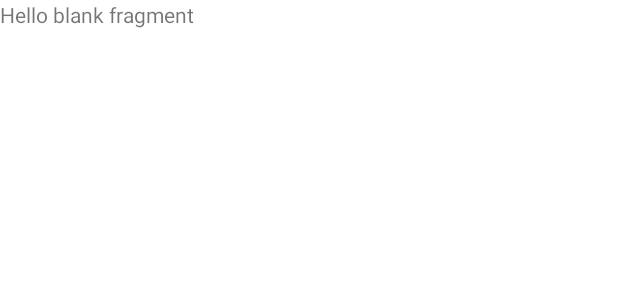
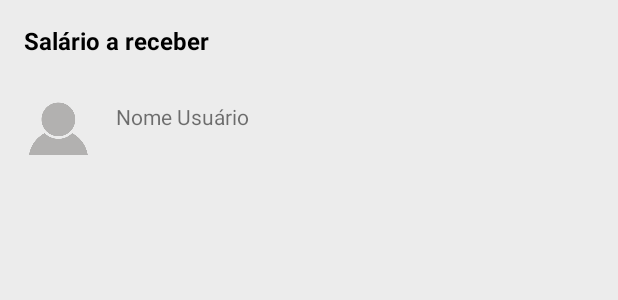
Before and after one commit to jennysival/RecursosHumanos, an Android app: the layout fragment_salario.xml on its own in the app's theme, with its tools: preview values and no code run, on a phone screen of 412 x 824 dp. Shown: the top 300 px of the screen. Run offline under Robolectric (Android 15) with nearby library versions, the phone set to English and light mode, and no system bars.

Commit message:
Começar layout do segundo fragmento

```diff
--- a/app/src/main/res/layout/fragment_salario.xml
+++ b/app/src/main/res/layout/fragment_salario.xml
@@ -1,14 +1,53 @@
 <?xml version="1.0" encoding="utf-8"?>
-<FrameLayout xmlns:android="http://schemas.android.com/apk/res/android"
-    xmlns:tools="http://schemas.android.com/tools"
-    android:layout_width="match_parent"
+<ScrollView android:layout_width="match_parent"
     android:layout_height="match_parent"
-    tools:context=".fragments.SalarioFragment">
+    xmlns:android="http://schemas.android.com/apk/res/android"
+    xmlns:app="http://schemas.android.com/apk/res-auto"
+    android:background="@color/cinza_claro">
 
-    <!-- TODO: Update blank fragment layout -->
-    <TextView
+    <androidx.constraintlayout.widget.ConstraintLayout
+        xmlns:tools="http://schemas.android.com/tools"
         android:layout_width="match_parent"
-        android:layout_height="match_parent"
-        android:text="@string/hello_blank_fragment" />
+        android:layout_height="wrap_content"
+        tools:context=".MainActivity">
 
-</FrameLayout>
+        <TextView
+            android:id="@+id/tv_titulo_salario"
+            android:layout_width="wrap_content"
+            android:layout_height="wrap_content"
+            android:text="@string/titulo_salario"
+            android:textSize="@dimen/tamanho_fonte_16"
+            android:textStyle="bold"
+            app:layout_constraintTop_toTopOf="parent"
+            app:layout_constraintStart_toStartOf="parent"
+            android:layout_margin="@dimen/margem_16"
+            android:textColor="@color/black" />
+
+        <ImageView
+            android:id="@+id/iv_avatar"
+            android:layout_width="@dimen/largura_45"
+            android:layout_height="@dimen/altura_45"
+            android:src="@drawable/avatar"
+            android:contentDescription="@string/descricao_imagem_avatar"
+            android:layout_marginTop="@dimen/margem_20"
+            android:layout_marginHorizontal="@dimen/margem_16"
+            android:layout_marginBottom="@dimen/margem_16"
+            app:layout_constraintTop_toBottomOf="@id/tv_titulo_salario"
+            app:layout_constraintStart_toStartOf="parent"/>
+
+        <TextView
+            android:id="@+id/nome_user"
+            android:layout_width="wrap_content"
+            android:layout_height="wrap_content"
+            android:layout_marginTop="@dimen/margem_30"
+            android:layout_marginHorizontal="@dimen/margem_16"
+            android:layout_marginBottom="@dimen/margem_16"
+            android:text="Nome Usuário"
+            app:layout_constraintStart_toEndOf="@id/iv_avatar"
+            app:layout_constraintTop_toBottomOf="@id/tv_titulo_salario"/>
+
+
+
+
+    </androidx.constraintlayout.widget.ConstraintLayout>
+</ScrollView>
--- a/app/src/main/res/values/dimens.xml
+++ b/app/src/main/res/values/dimens.xml
@@ -7,4 +7,7 @@
     <dimen name="altura_500">500dp</dimen>
     <dimen name="tamanho_fonte_16">16sp</dimen>
     <dimen name="margem_20">20dp</dimen>
+    <dimen name="altura_45">45dp</dimen>
+    <dimen name="largura_45">45dp</dimen>
+    <dimen name="margem_30">30dp</dimen>
 </resources>
--- a/app/src/main/res/values/strings.xml
+++ b/app/src/main/res/values/strings.xml
@@ -8,4 +8,6 @@
     <string name="hint_horas_trabalhadas">Horas Trabalhadas</string>
     <string name="hint_valor_por_hora">Valor por Hora</string>
     <string name="texto_botao_calcular">Calcular salário</string>
+    <string name="titulo_salario">Salário a receber</string>
+    <string name="descricao_imagem_avatar">ícone de pessoa que simboliza usuário na cor cinza</string>
 </resources>
```
Also changed, not shown: app/src/main/res/drawable/avatar.png (added).
